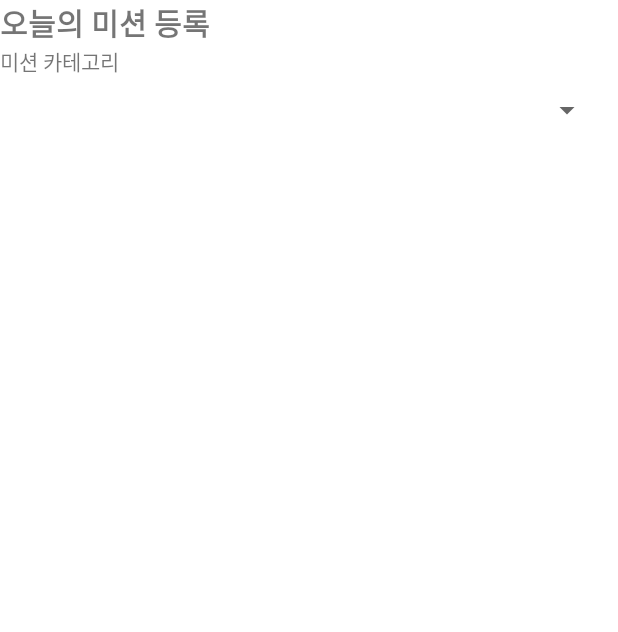
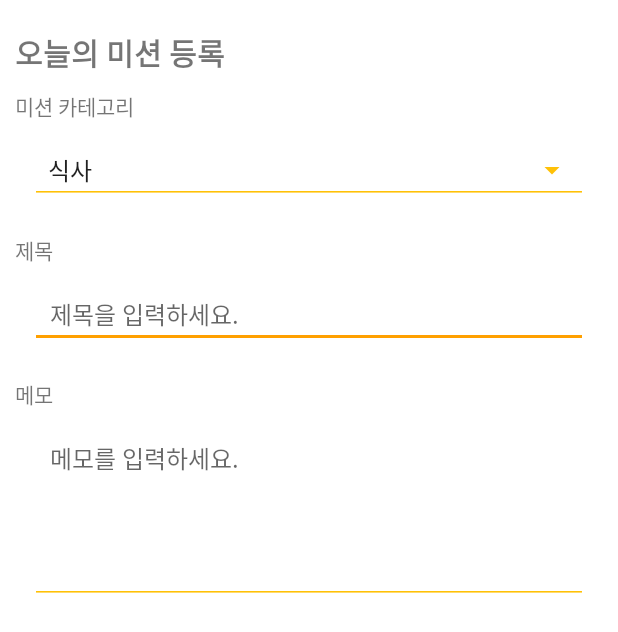
Before and after one commit to MJKIM9403/Samgim, an Android app: the layout mission_add.xml on its own in the app's theme, with its tools: preview values and no code run, on a phone screen of 412 x 824 dp. Shown: the top 632 px of the screen. Run offline under Robolectric (Android 15) with nearby library versions, the phone set to English and light mode, and no system bars.

Commit message:
투두 등록 화면

```diff
--- /dev/null
+++ b/app/src/main/res/drawable/baseline_arrow_drop_down_24.xml
@@ -0,0 +1,5 @@
+<vector android:height="24dp" android:tint="#333333"
+    android:viewportHeight="24" android:viewportWidth="24"
+    android:width="24dp" xmlns:android="http://schemas.android.com/apk/res/android">
+    <path android:fillColor="@android:color/white" android:pathData="M7,10l5,5 5,-5z"/>
+</vector>
--- a/app/src/main/res/layout/fragment_home.xml
+++ b/app/src/main/res/layout/fragment_home.xml
@@ -4,7 +4,8 @@
     xmlns:tools="http://schemas.android.com/tools"
     android:layout_width="match_parent"
     android:layout_height="match_parent"
-    tools:context=".ui.character.CharaFragment">
+    tools:context=".ui.home.HomeFragment"
+    android:id="@+id/characterPage">
 
     <TextView
         android:id="@+id/text_home"
--- a/app/src/main/res/layout/mission_add.xml
+++ b/app/src/main/res/layout/mission_add.xml
@@ -4,7 +4,9 @@
     xmlns:app="http://schemas.android.com/apk/res-auto"
     android:layout_width="match_parent"
     android:layout_height="match_parent"
-    android:orientation="vertical">
+    android:orientation="vertical"
+    android:paddingVertical="20dp"
+    android:paddingHorizontal="10dp">
 
 
         <TextView
@@ -18,17 +20,59 @@
         <TextView
             android:layout_width="match_parent"
             android:layout_height="wrap_content"
-            android:text="미션 카테고리" />
+            android:text="미션 카테고리"
+            android:layout_marginTop="10dp"/>
         <Spinner
             android:id="@+id/spinner"
+            style="@style/Widget.AppCompat.Spinner.Underlined"
+            android:theme="@style/borderColor"
+            android:entries="@array/todo_array"
             android:layout_width="match_parent"
             android:layout_height="wrap_content"
             android:layout_margin="10dp"
-            android:spinnerMode="dropdown"
+            android:spinnerMode="dialog"
             app:layout_constraintBottom_toBottomOf="parent"
             app:layout_constraintEnd_toEndOf="parent"
             app:layout_constraintStart_toStartOf="parent"
-            app:layout_constraintTop_toTopOf="parent" />
-
-
+            app:layout_constraintTop_toTopOf="parent"/>
+<!--        <TextView-->
+<!--            android:id="@+id/resultText"-->
+<!--            android:layout_width="wrap_content"-->
+<!--            android:layout_height="wrap_content"-->
+<!--            android:text="선택된 값 가져오기 테스트"-->
+<!--            android:textSize="18sp"-->
+<!--            app:layout_constraintStart_toStartOf="parent"-->
+<!--            app:layout_constraintTop_toTopOf="parent" />-->
+        <TextView
+            android:layout_width="match_parent"
+            android:layout_height="wrap_content"
+            android:text="제목"
+            android:layout_marginTop="10dp"/>
+        <EditText
+            android:id="@+id/write_title"
+            android:theme="@style/borderColor"
+            android:layout_margin="10dp"
+            android:layout_width="match_parent"
+            android:layout_height="wrap_content"
+            android:textSize="16dp"
+            android:paddingLeft="13dp"
+            android:hint="제목을 입력하세요."/>
+        <TextView
+            android:layout_width="match_parent"
+            android:layout_height="wrap_content"
+            android:text="메모"
+            android:layout_marginTop="10dp"/>
+        <EditText
+            android:textSize="16dp"
+            android:id="@+id/write_memo"
+            android:theme="@style/borderColor"
+            android:layout_margin="10dp"
+            android:paddingLeft="13dp"
+            android:layout_width="match_parent"
+            android:layout_height="wrap_content"
+            android:hint="메모를 입력하세요."
+            android:inputType="text|textMultiLine"
+            android:scrollbars="vertical"
+            android:lines="5"
+            android:gravity="top|left"/>
 </LinearLayout>
--- a/app/src/main/res/values/array.xml
+++ b/app/src/main/res/values/array.xml
@@ -1,7 +1,6 @@
 <?xml version="1.0" encoding="utf-8"?>
 <resources>
     <string-array name="todo_array">
-        <item>카테고리를 선택하세요</item>
         <item>식사</item>
         <item>공부</item>
         <item>운동</item>
--- a/app/src/main/res/values/strings.xml
+++ b/app/src/main/res/values/strings.xml
@@ -4,6 +4,6 @@
     <string name="title_todolist">투두리스트</string>
     <string name="title_character">캐릭터</string>
     <string name="title_history">히스토리</string>
-
     <string name="importance_setting_msg">- 총 10점을 다섯 항목에 나누어 분배해주세요.</string>
+    <string name="select_todo">카테고리를 선택하세요.</string>
 </resources>
--- /dev/null
+++ b/app/src/main/res/values/styles.xml
@@ -0,0 +1,10 @@
+<?xml version="1.0" encoding="utf-8"?>
+<resources>
+<!--spinner와 edittext 밑줄 색 다른게 신경쓰여서 만든 style입니다 나중에 삼김 프젝에 맞게 컬러 수정할거-->
+    <style name="borderColor">
+        <!-- Color when pressed -->
+        <item name="colorAccent">#ffa000</item>
+        <!-- Default color for the dropdown arrow and line -->
+        <item name="colorControlNormal">#ffc107</item>
+    </style>
+</resources>
```
Also changed, not shown: app/src/main/AndroidManifest.xml (+10 -0 lines), app/src/main/java/com/example/samgim/ui/mission_add/HintArrayAdapter.kt (added, +82 -0 lines), app/src/main/java/com/example/samgim/ui/mission_add/MissionAddActivity.kt (added, +57 -0 lines), app/src/main/res/drawable/background_spinner_option.xml (added, +24 -0 lines), app/src/main/res/drawable/box_border.xml (added, +7 -0 lines).
